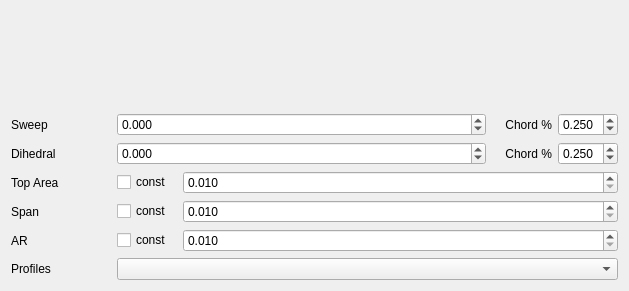
Before: the Qt Designer form TIGLViewer/src/modificators/ModificatorWingWidget.ui in DLR-SC/tigl, drawn with Qt 5.
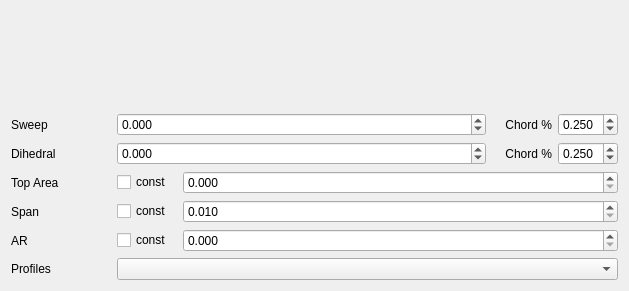
After: the same form once the commit is applied. Custom widgets are drawn as their Qt base class.

The edit to the form file:
```diff
--- a/TIGLViewer/src/modificators/ModificatorWingWidget.ui
+++ b/TIGLViewer/src/modificators/ModificatorWingWidget.ui
@@ -317,7 +317,7 @@
         <number>3</number>
        </property>
        <property name="minimum">
-        <double>0.010000000000000</double>
+        <double>0.000000000000000</double>
        </property>
        <property name="maximum">
         <double>99999999999999998278261272554585856747747644714015897553975120217811154108416.000000000000000</double>
@@ -427,7 +427,7 @@
         <number>3</number>
        </property>
        <property name="minimum">
-        <double>0.010000000000000</double>
+        <double>0.000000000000000</double>
        </property>
        <property name="maximum">
         <double>1000000000000000013287555072.000000000000000</double>
```
